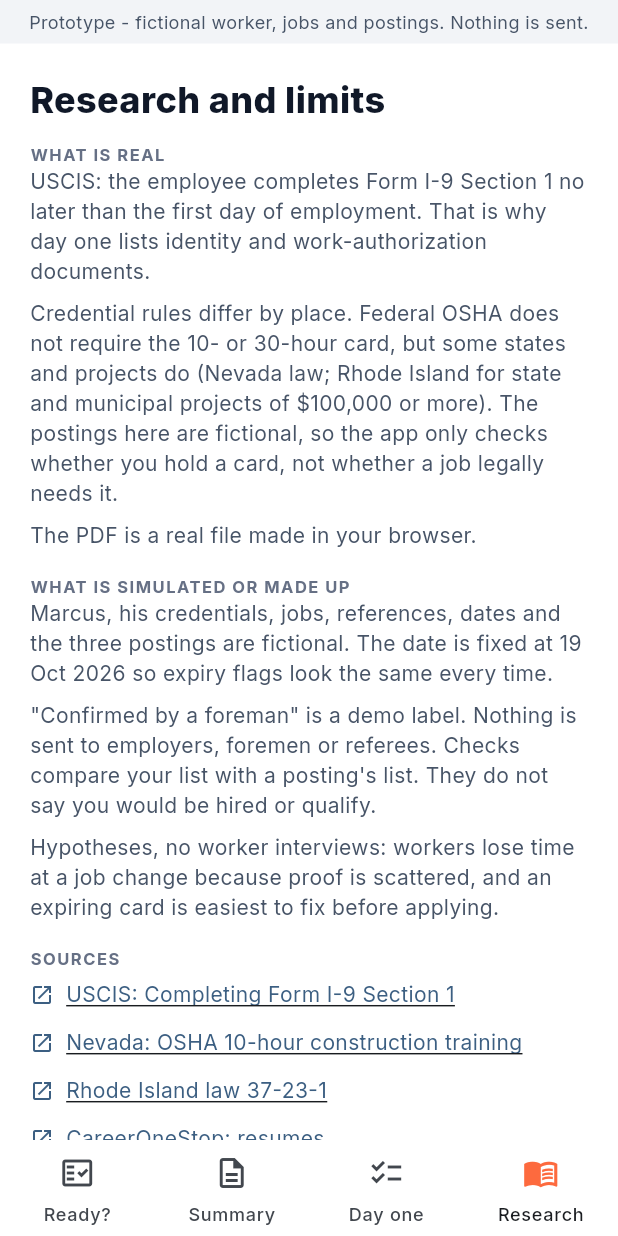
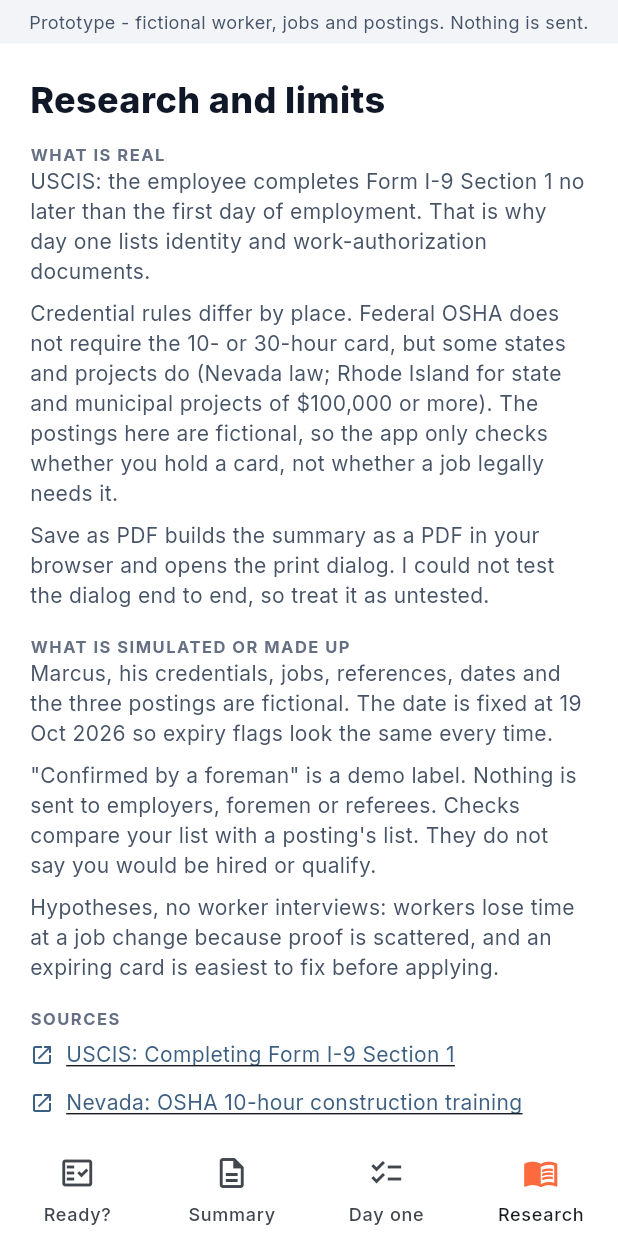
Before and after one commit to kunaxar/worker-job-change-kit, a Flutter app: the screen it shows after launch, item 4 of the bottom bar chosen, on a phone screen of 412 x 824 dp. Run offline on Flutter 3.47's test engine with Material 3 defaults, Android fonts, the phone set to English and light mode, and no system bars; our stand-ins replace google_fonts, pdf, printing.

Commit message:
Update main.dart

```diff
--- a/lib/main.dart
+++ b/lib/main.dart
@@ -243,7 +243,7 @@ class ResearchTab extends StatelessWidget {
         const Text('WHAT IS REAL', style: TextStyle(fontSize: 11, fontWeight: FontWeight.w700, color: g500, letterSpacing: 1)),
         b('USCIS: the employee completes Form I-9 Section 1 no later than the first day of employment. That is why day one lists identity and work-authorization documents.'),
         b('Credential rules differ by place. Federal OSHA does not require the 10- or 30-hour card, but some states and projects do (Nevada law; Rhode Island for state and municipal projects of \$100,000 or more). The postings here are fictional, so the app only checks whether you hold a card, not whether a job legally needs it.'),
-        b('The PDF is a real file made in your browser.'),
+        b('Save as PDF builds the summary as a PDF in your browser and opens the print dialog. I could not test the dialog end to end, so treat it as untested.'),
         const SizedBox(height: 8),
         const Text('WHAT IS SIMULATED OR MADE UP', style: TextStyle(fontSize: 11, fontWeight: FontWeight.w700, color: g500, letterSpacing: 1)),
         b('Marcus, his credentials, jobs, references, dates and the three postings are fictional. The date is fixed at 19 Oct 2026 so expiry flags look the same every time.'),
```
